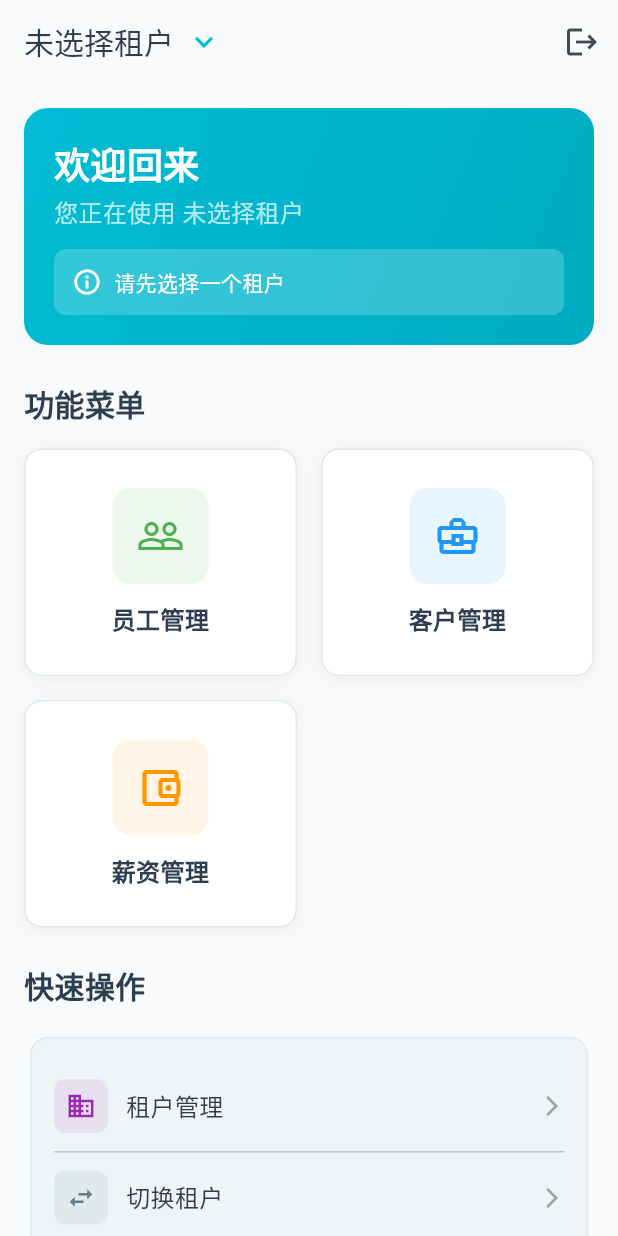
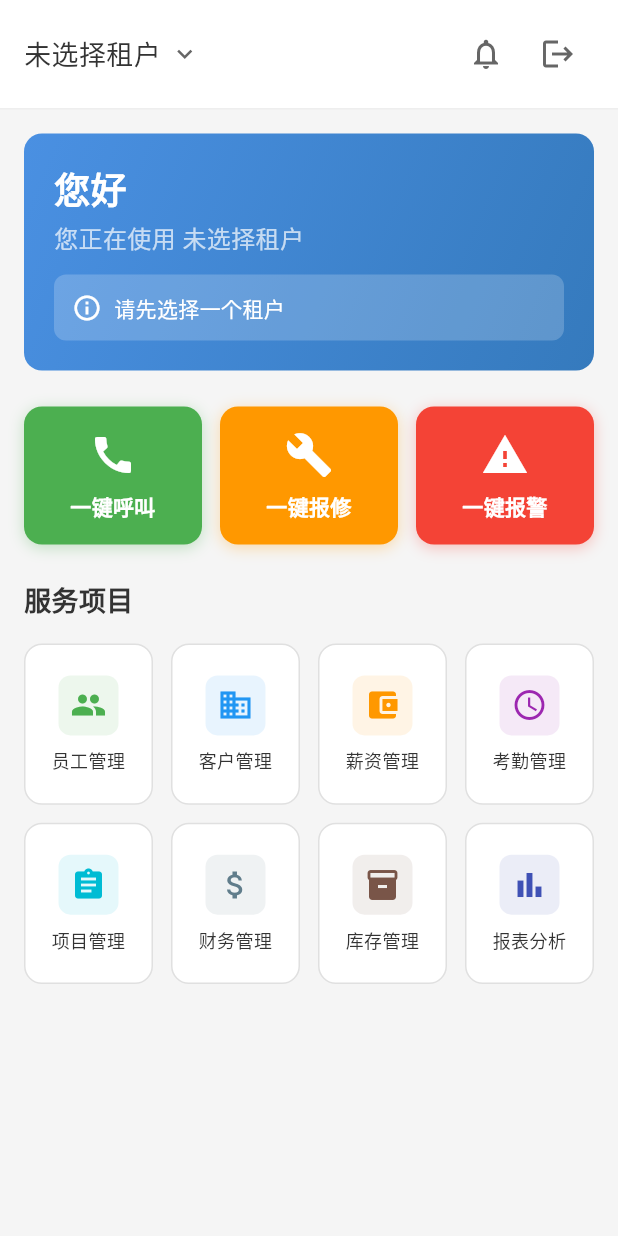
Before and after one commit to youbiaokachi123/xintai_erp_app, a Flutter app: the HomeScreen screen opened directly, on a phone screen of 412 x 824 dp. Run offline on Flutter 3.47's test engine with Material 3 defaults, Android fonts, the light colour scheme and no system bars; our stand-ins replace flutter_dotenv, supabase_flutter; accounts and stored records are empty.

Commit message:
feat:首页优化

```diff
--- a/lib/screens/home_screen.dart
+++ b/lib/screens/home_screen.dart
@@ -21,10 +21,23 @@ class _HomeScreenState extends State<HomeScreen> {
   @override
   Widget build(BuildContext context) {
     return Scaffold(
-      backgroundColor: const Color(0xFFF8FAFB),
-      appBar: AppBar(
-        centerTitle: false,
-        title: InkWell(
+      backgroundColor: const Color(0xFFF5F5F5),
+      body: SafeArea(
+        child: Column(
+          children: [
+            // 顶部导航栏
+            Container(
+              padding: const EdgeInsets.symmetric(horizontal: 16, vertical: 12),
+              decoration: const BoxDecoration(
+                color: Colors.white,
+                border: Border(
+                  bottom: BorderSide(color: Color(0xFFEEEEEE), width: 1),
+                ),
+              ),
+              child: Row(
+                mainAxisAlignment: MainAxisAlignment.spaceBetween,
+                children: [
+                  InkWell(
                     onTap: () {
                       // 跳转到租户选择页面
                       Navigator.push(
@@ -34,28 +47,35 @@ class _HomeScreenState extends State<HomeScreen> {
                         ),
                       );
                     },
-          borderRadius: BorderRadius.circular(8),
                     child: Row(
-            mainAxisSize: MainAxisSize.min,
                       children: [
                         Text(
                           _tenantStateService.currentTenantName,
                           style: const TextStyle(
-                  color: Color(0xFF2C3E50),
-                  fontSize: 20,
+                            color: Color(0xFF333333),
+                            fontSize: 18,
                             fontWeight: FontWeight.w500,
                           ),
                         ),
-              const SizedBox(width: 8),
+                        const SizedBox(width: 6),
                         Icon(
                           Icons.keyboard_arrow_down,
-                color: const Color(0xFF00BCD4),
-                size: 24,
+                          color: const Color(0xFF666666),
+                          size: 20,
                         ),
                       ],
                     ),
                   ),
-        actions: [
+                  Row(
+                    children: [
+                      IconButton(
+                        icon: const Icon(Icons.notifications_outlined),
+                        onPressed: () {
+                          // 通知功能
+                        },
+                        iconSize: 24,
+                        color: const Color(0xFF666666),
+                      ),
                       IconButton(
                         icon: const Icon(Icons.logout),
                         onPressed: () async {
@@ -79,44 +99,48 @@ class _HomeScreenState extends State<HomeScreen> {
 
                           if (confirm == true && context.mounted) {
                             await _authService.signOut();
-                // 清除当前租户状态
                             _tenantStateService.clearCurrentTenant();
                             if (context.mounted) {
-                  ScaffoldMessenger.of(
-                    context,
-                  ).showSnackBar(const SnackBar(content: Text('已退出登录')));
+                              ScaffoldMessenger.of(context).showSnackBar(
+                                const SnackBar(content: Text('已退出登录')),
+                              );
                             }
                           }
                         },
+                        iconSize: 24,
+                        color: const Color(0xFF666666),
                       ),
                     ],
                   ),
-      body: SingleChildScrollView(
-        padding: const EdgeInsets.all(16.0),
+                ],
+              ),
+            ),
+
+            // 主要内容
+            Expanded(
+              child: SingleChildScrollView(
+                padding: const EdgeInsets.all(16),
                 child: Column(
                   crossAxisAlignment: CrossAxisAlignment.start,
                   children: [
-            // 欢迎信息
+                    // 欢迎区域
                     Container(
                       width: double.infinity,
                       padding: const EdgeInsets.all(20),
                       decoration: BoxDecoration(
-                gradient: LinearGradient(
+                        gradient: const LinearGradient(
+                          colors: [Color(0xFF4A90E2), Color(0xFF357ABD)],
                           begin: Alignment.topLeft,
                           end: Alignment.bottomRight,
-                  colors: [
-                    const Color(0xFF00BCD4),
-                    const Color(0xFF00ACC1),
-                  ],
                         ),
-                borderRadius: BorderRadius.circular(16),
+                        borderRadius: BorderRadius.circular(12),
                       ),
                       child: Column(
                         crossAxisAlignment: CrossAxisAlignment.start,
                         children: [
-                  Text(
-                    '欢迎回来',
-                    style: const TextStyle(
+                          const Text(
+                            '您好',
+                            style: TextStyle(
                               fontSize: 24,
                               fontWeight: FontWeight.w600,
                               color: Colors.white,
@@ -138,15 +162,15 @@ class _HomeScreenState extends State<HomeScreen> {
                                 color: Colors.white.withOpacity(0.2),
                                 borderRadius: BorderRadius.circular(8),
                               ),
-                      child: Row(
+                              child: const Row(
                                 children: [
                                   Icon(
                                     Icons.info_outline,
                                     color: Colors.white,
                                     size: 20,
                                   ),
-                          const SizedBox(width: 8),
-                          const Expanded(
+                                  SizedBox(width: 8),
+                                  Expanded(
                                     child: Text(
                                       '请先选择一个租户',
                                       style: TextStyle(
@@ -165,112 +189,24 @@ class _HomeScreenState extends State<HomeScreen> {
 
                     const SizedBox(height: 24),
 
-            // 功能菜单标题
+                    // 一键服务按钮
+                    _buildQuickServiceButtons(),
+
+                    const SizedBox(height: 24),
+
+                    // 服务项目标题
                     const Text(
-              '功能菜单',
+                      '服务项目',
                       style: TextStyle(
-                fontSize: 20,
+                        fontSize: 18,
                         fontWeight: FontWeight.w600,
-                color: Color(0xFF2C3E50),
+                        color: Color(0xFF333333),
                       ),
                     ),
                     const SizedBox(height: 16),
 
-            // 功能宫格菜单
-            GridView.count(
-              shrinkWrap: true,
-              physics: const NeverScrollableScrollPhysics(),
-              crossAxisCount: 2,
-              mainAxisSpacing: 16,
-              crossAxisSpacing: 16,
-              childAspectRatio: 1.2,
-              children: [
-                _buildMenuCard(
-                  '员工管理',
-                  Icons.people_outline,
-                  const Color(0xFF4CAF50),
-                  () => _navigateToModule(() => Navigator.push(
-                    context,
-                    MaterialPageRoute(
-                      builder: (context) => const EmployeeListScreen(),
-                    ),
-                  )),
-                ),
-                _buildMenuCard(
-                  '客户管理',
-                  Icons.business_center_outlined,
-                  const Color(0xFF2196F3),
-                  () => _navigateToModule(() => Navigator.push(
-                    context,
-                    MaterialPageRoute(
-                      builder: (context) => const CustomerListScreen(),
-                    ),
-                  )),
-                ),
-                _buildMenuCard(
-                  '薪资管理',
-                  Icons.account_balance_wallet_outlined,
-                  const Color(0xFFFF9800),
-                  () => _navigateToModule(() => Navigator.push(
-                    context,
-                    MaterialPageRoute(
-                      builder: (context) => const SalaryListScreen(),
-                    ),
-                  )),
-                ),
-              ],
-            ),
-
-            const SizedBox(height: 24),
-
-            // 快速操作
-            const Text(
-              '快速操作',
-              style: TextStyle(
-                fontSize: 20,
-                fontWeight: FontWeight.w600,
-                color: Color(0xFF2C3E50),
-              ),
-            ),
-            const SizedBox(height: 16),
-
-            // 快速操作卡片
-            Card(
-              elevation: 0,
-              shape: RoundedRectangleBorder(
-                borderRadius: BorderRadius.circular(12),
-                side: BorderSide(
-                  color: const Color(0xFFE1E8ED),
-                  width: 1,
-                ),
-              ),
-              child: Padding(
-                padding: const EdgeInsets.all(16.0),
-                child: Column(
-                  children: [
-                    _buildQuickAction(
-                      '租户管理',
-                      Icons.business,
-                      const Color(0xFF9C27B0),
-                      () => Navigator.push(
-                        context,
-                        MaterialPageRoute(
-                          builder: (context) => const TenantListScreen(),
-                        ),
-                      ),
-                    ),
-                    const Divider(height: 1),
-                    _buildQuickAction(
-                      '切换租户',
-                      Icons.swap_horiz,
-                      const Color(0xFF607D8B),
-                      () => Navigator.push(
-                        context,
-                        MaterialPageRoute(
-                          builder: (context) => const TenantListScreen(),
-                        ),
-                      ),
-                    ),
+                    // 服务项目网格
+                    _buildServiceGrid(),
                   ],
                 ),
               ),
@@ -281,8 +217,44 @@ class _HomeScreenState extends State<HomeScreen> {
     );
   }
 
-  // 检查是否选择了租户并导航
-  void _navigateToModule(VoidCallback navigation) {
+  // 构建一键服务按钮
+  Widget _buildQuickServiceButtons() {
+    return Row(
+      children: [
+        Expanded(
+          child: _buildQuickServiceButton(
+            '一键呼叫',
+            Icons.call,
+            const Color(0xFF4CAF50),
+            () => _handleQuickService('呼叫'),
+          ),
+        ),
+        const SizedBox(width: 12),
+        Expanded(
+          child: _buildQuickServiceButton(
+            '一键报修',
+            Icons.build,
+            const Color(0xFFFF9800),
+            () => _handleQuickService('报修'),
+          ),
+        ),
+        const SizedBox(width: 12),
+        Expanded(
+          child: _buildQuickServiceButton(
+            '一键报警',
+            Icons.warning,
+            const Color(0xFFF44336),
+            () => _handleQuickService('报警'),
+          ),
+        ),
+      ],
+    );
+  }
+
+  // 构建单个一键服务按钮
+  Widget _buildQuickServiceButton(String title, IconData icon, Color color, VoidCallback onTap) {
+    return InkWell(
+      onTap: () {
         if (!_tenantStateService.hasCurrentTenant) {
           ScaffoldMessenger.of(context).showSnackBar(
             const SnackBar(
@@ -292,69 +264,93 @@ class _HomeScreenState extends State<HomeScreen> {
           );
           return;
         }
-    navigation();
-  }
-
-  // 构建菜单卡片
-  Widget _buildMenuCard(String title, IconData icon, Color color, VoidCallback onTap) {
-    return InkWell(
-      onTap: onTap,
+        onTap();
+      },
       borderRadius: BorderRadius.circular(12),
       child: Container(
+        padding: const EdgeInsets.all(16),
         decoration: BoxDecoration(
-          color: Colors.white,
+          color: color,
           borderRadius: BorderRadius.circular(12),
-          border: Border.all(color: const Color(0xFFE1E8ED), width: 1),
           boxShadow: [
             BoxShadow(
-              color: Colors.black.withOpacity(0.05),
-              blurRadius: 10,
+              color: color.withOpacity(0.3),
+              blurRadius: 8,
               offset: const Offset(0, 2),
             ),
           ],
         ),
-        child: Padding(
-          padding: const EdgeInsets.all(20),
         child: Column(
-            mainAxisAlignment: MainAxisAlignment.center,
           children: [
-              Container(
-                padding: const EdgeInsets.all(16),
-                decoration: BoxDecoration(
-                  color: color.withOpacity(0.1),
-                  borderRadius: BorderRadius.circular(12),
-                ),
-                child: Icon(
+            Icon(
               icon,
               size: 32,
-                  color: color,
+              color: Colors.white,
             ),
-              ),
-              const SizedBox(height: 12),
+            const SizedBox(height: 8),
             Text(
               title,
               style: const TextStyle(
-                  fontSize: 16,
+                fontSize: 14,
                 fontWeight: FontWeight.w600,
-                  color: Color(0xFF2C3E50),
+                color: Colors.white,
               ),
               textAlign: TextAlign.center,
             ),
           ],
         ),
       ),
-      ),
     );
   }
 
-  // 构建快速操作项
-  Widget _buildQuickAction(String title, IconData icon, Color color, VoidCallback onTap) {
+  // 构建服务项目网格
+  Widget _buildServiceGrid() {
+    final services = [
+      {'name': '员工管理', 'icon': Icons.people, 'color': const Color(0xFF4CAF50)},
+      {'name': '客户管理', 'icon': Icons.business, 'color': const Color(0xFF2196F3)},
+      {'name': '薪资管理', 'icon': Icons.account_balance_wallet, 'color': const Color(0xFFFF9800)},
+      {'name': '考勤管理', 'icon': Icons.schedule, 'color': const Color(0xFF9C27B0)},
+      {'name': '项目管理', 'icon': Icons.assignment, 'color': const Color(0xFF00BCD4)},
+      {'name': '财务管理', 'icon': Icons.attach_money, 'color': const Color(0xFF607D8B)},
+      {'name': '库存管理', 'icon': Icons.inventory, 'color': const Color(0xFF795548)},
+      {'name': '报表分析', 'icon': Icons.bar_chart, 'color': const Color(0xFF3F51B5)},
+    ];
+
+    return GridView.builder(
+      shrinkWrap: true,
+      physics: const NeverScrollableScrollPhysics(),
+      gridDelegate: const SliverGridDelegateWithFixedCrossAxisCount(
+        crossAxisCount: 4,
+        crossAxisSpacing: 12,
+        mainAxisSpacing: 12,
+        childAspectRatio: 0.8,
+      ),
+      itemCount: services.length,
+      itemBuilder: (context, index) {
+        final service = services[index];
+        return _buildServiceItem(
+          service['name'] as String,
+          service['icon'] as IconData,
+          service['color'] as Color,
+        );
+      },
+    );
+  }
+
+  // 构建单个服务项目
+  Widget _buildServiceItem(String name, IconData icon, Color color) {
     return InkWell(
-      onTap: onTap,
-      borderRadius: BorderRadius.circular(8),
-      child: Padding(
-        padding: const EdgeInsets.symmetric(vertical: 12),
-        child: Row(
+      onTap: () => _handleServiceTap(name),
+      borderRadius: BorderRadius.circular(12),
+      child: Container(
+        padding: const EdgeInsets.all(12),
+        decoration: BoxDecoration(
+          color: Colors.white,
+          borderRadius: BorderRadius.circular(12),
+          border: Border.all(color: const Color(0xFFE0E0E0), width: 1),
+        ),
+        child: Column(
+          mainAxisAlignment: MainAxisAlignment.center,
           children: [
             Container(
               padding: const EdgeInsets.all(8),
@@ -364,24 +360,21 @@ class _HomeScreenState extends State<HomeScreen> {
               ),
               child: Icon(
                 icon,
-                size: 20,
+                size: 24,
                 color: color,
               ),
             ),
-            const SizedBox(width: 12),
+            const SizedBox(height: 8),
             Text(
-              title,
+              name,
               style: const TextStyle(
-                fontSize: 16,
+                fontSize: 12,
                 fontWeight: FontWeight.w500,
-                color: Color(0xFF2C3E50),
+                color: Color(0xFF333333),
               ),
-            ),
-            const Spacer(),
-            Icon(
-              Icons.arrow_forward_ios,
-              size: 16,
-              color: const Color(0xFF9CA3AF),
+              textAlign: TextAlign.center,
+              maxLines: 1,
+              overflow: TextOverflow.ellipsis,
             ),
           ],
         ),
@@ -389,4 +382,75 @@ class _HomeScreenState extends State<HomeScreen> {
     );
   }
 
+  // 处理一键服务
+  void _handleQuickService(String serviceType) {
+    showDialog(
+      context: context,
+      builder: (context) => AlertDialog(
+        title: Text('$serviceType服务'),
+        content: Text('您确认要使用$serviceType服务吗？'),
+        actions: [
+          TextButton(
+            onPressed: () => Navigator.pop(context),
+            child: const Text('取消'),
+          ),
+          TextButton(
+            onPressed: () {
+              Navigator.pop(context);
+              ScaffoldMessenger.of(context).showSnackBar(
+                SnackBar(content: Text('$serviceType服务已触发')),
+              );
+            },
+            child: const Text('确认'),
+          ),
+        ],
+      ),
+    );
   }
+
+  // 处理服务点击
+  void _handleServiceTap(String serviceName) {
+    if (!_tenantStateService.hasCurrentTenant) {
+      ScaffoldMessenger.of(context).showSnackBar(
+        const SnackBar(
+          content: Text('请先选择一个租户'),
+          backgroundColor: Color(0xFFFF6B6B),
+        ),
+      );
+      return;
+    }
+
+    switch (serviceName) {
+      case '员工管理':
+        Navigator.push(
+          context,
+          MaterialPageRoute(
+            builder: (context) => const EmployeeListScreen(),
+          ),
+        );
+        break;
+      case '客户管理':
+        Navigator.push(
+          context,
+          MaterialPageRoute(
+            builder: (context) => const CustomerListScreen(),
+          ),
+        );
+        break;
+      case '薪资管理':
+        Navigator.push(
+          context,
+          MaterialPageRoute(
+            builder: (context) => const SalaryListScreen(),
+          ),
+        );
+        break;
+      default:
+        ScaffoldMessenger.of(context).showSnackBar(
+          SnackBar(content: Text('$serviceName功能开发中')),
+        );
+        break;
+    }
+  }
+
+}
```
Also changed, not shown: ui/home.png (added). Lines whose indentation alone changed are shown as unchanged.
